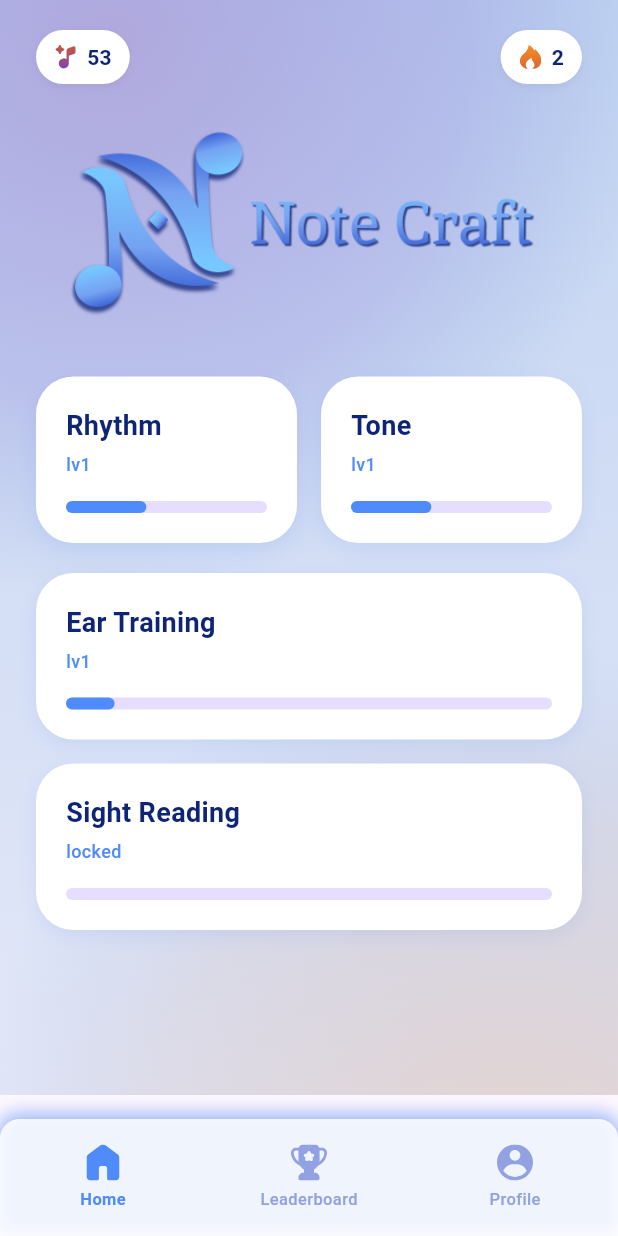
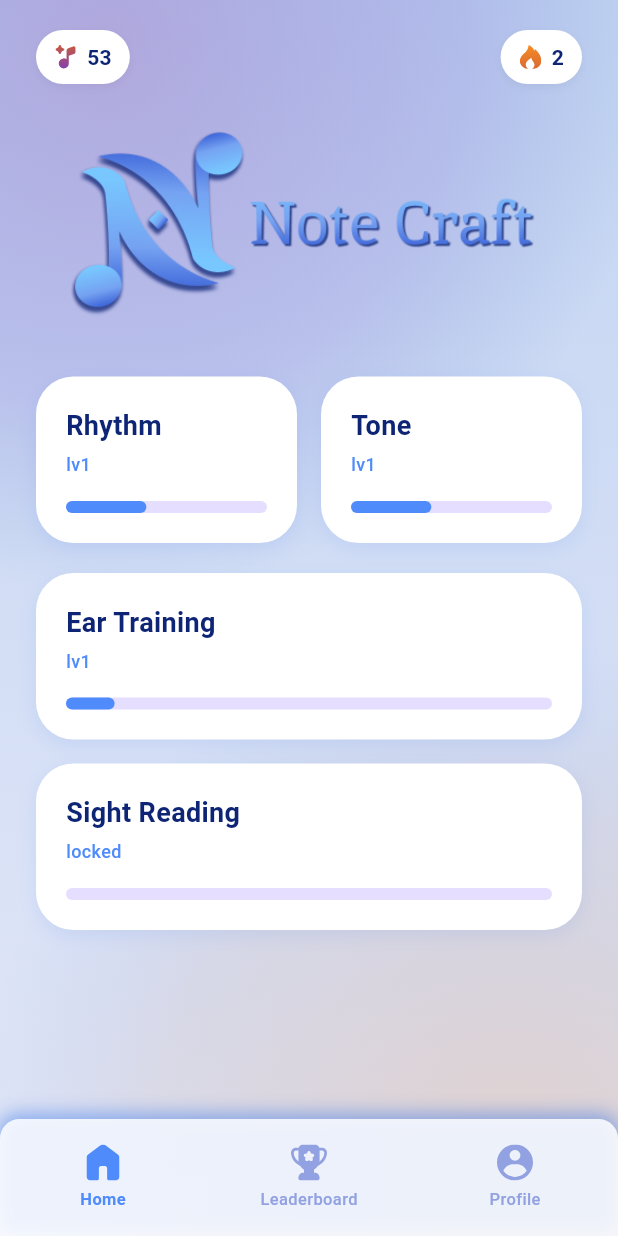
Before and after one commit to Note-Craft-Project/note-craft, a Flutter app: the screen it shows after launch, on a phone screen of 412 x 824 dp. Run offline on Flutter 3.47's test engine with Material 3 defaults, Android fonts, the phone set to English and light mode, and no system bars; our stand-ins replace flutter_riverpod, flutter_svg, google_fonts, just_audio; missing offline and left inert: record; Roboto replaces fonts that are missing (Ubuntu).

Commit message:
fix : background di screen home kepotong

```diff
--- a/mobile/lib/main.dart
+++ b/mobile/lib/main.dart
@@ -114,11 +114,11 @@ class MainScreenState extends State<MainScreen> {
         statusBarIconBrightness: Brightness.dark,
         statusBarBrightness: Brightness.light, // for iOS
       ),
+      child: GradientBackground(
         child: Scaffold(
+          backgroundColor: Colors.transparent,
           extendBody: true,
-        body: GradientBackground(
-          child: _screens[_selectedIndex],
-        ),
+          body: _screens[_selectedIndex],
           bottomNavigationBar: Container(
             height: 78,
             decoration: BoxDecoration(
@@ -147,6 +147,7 @@ class MainScreenState extends State<MainScreen> {
                   item['label']!,
                 );
               }).toList(),
+            ),
           ),
         ),
       ),
```
Lines whose indentation alone changed are shown as unchanged.
